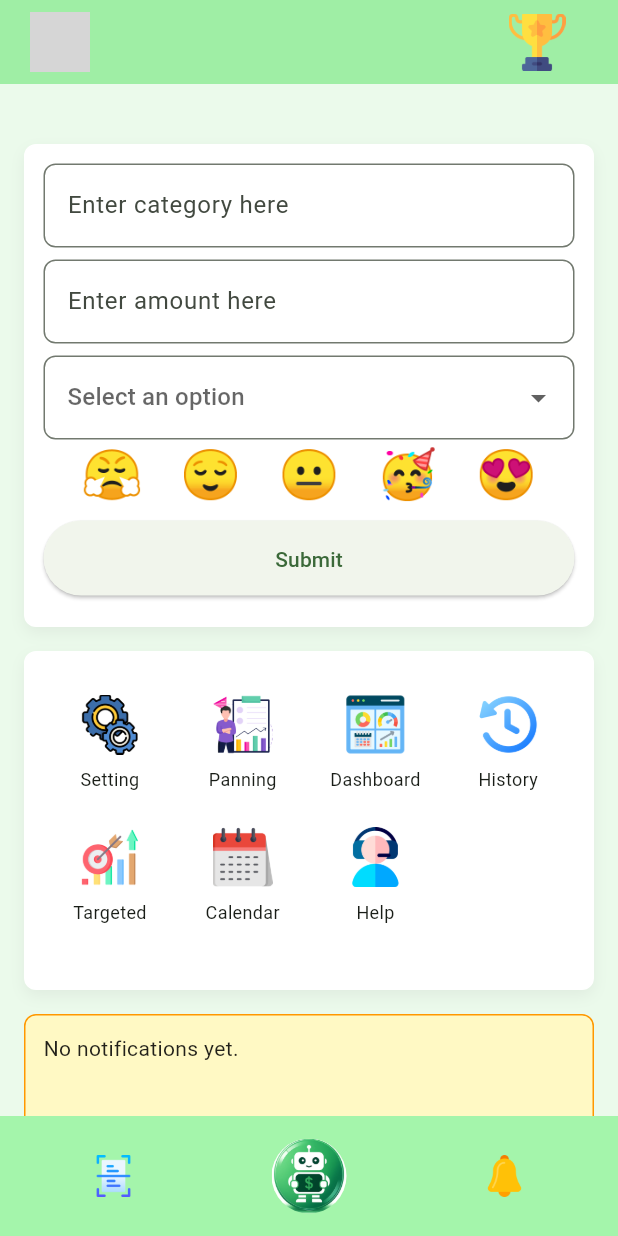
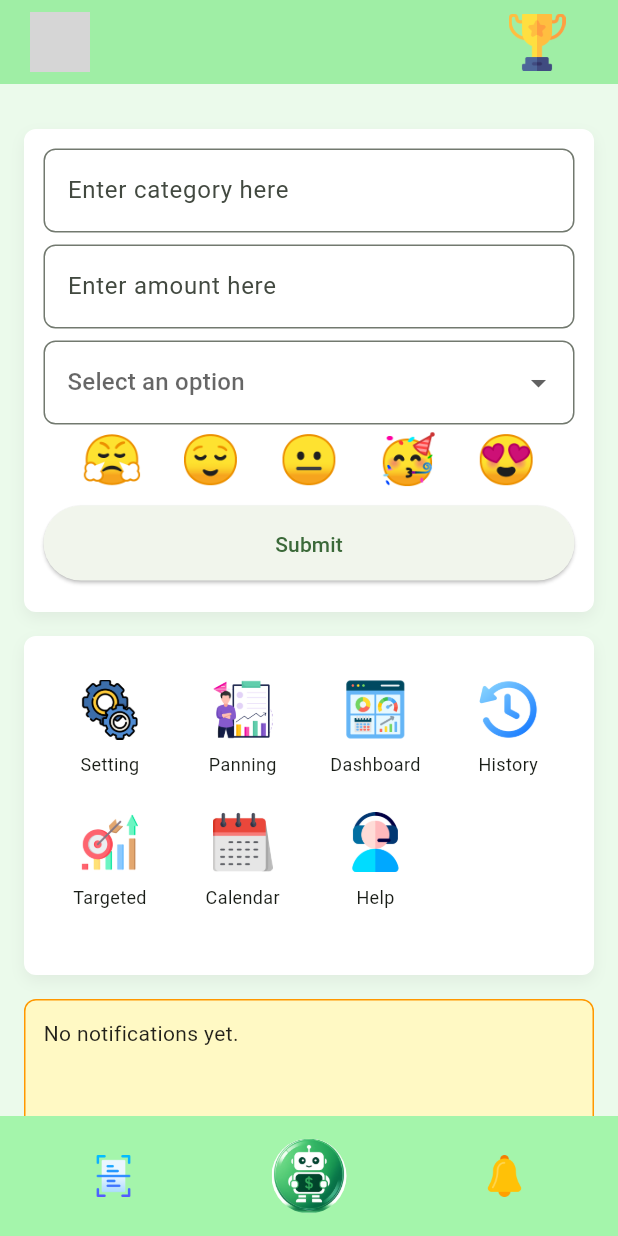
Before and after one commit to Saqlain-mushtaq-alamin/Finura, a Flutter app: the HomePage screen opened directly with empty values, on a phone screen of 412 x 824 dp. Run offline on Flutter 3.47's test engine with Material 3 defaults, Android fonts, the phone set to English and light mode, and no system bars; our stand-ins replace connectivity_plus, fl_chart, image_picker, package_info_plus, sqflite, table_calendar; accounts and stored records are empty; grey boxes are pictures that could not be loaded.

```diff
--- a/finura_frontend/lib/views/homePage.dart
+++ b/finura_frontend/lib/views/homePage.dart
@@ -265,7 +265,7 @@ class _HomePageState extends State<HomePage> {
             mainAxisAlignment: MainAxisAlignment.start,
             crossAxisAlignment: CrossAxisAlignment.center,
             children: [
-              const SizedBox(height: 16),
+              const SizedBox(height: 6),
 
               // Box 1: Input Field
               Container(
```
Also changed, not shown: finura_frontend/lib/views/savingMonitor/savingMonitingPage.dart (added).
